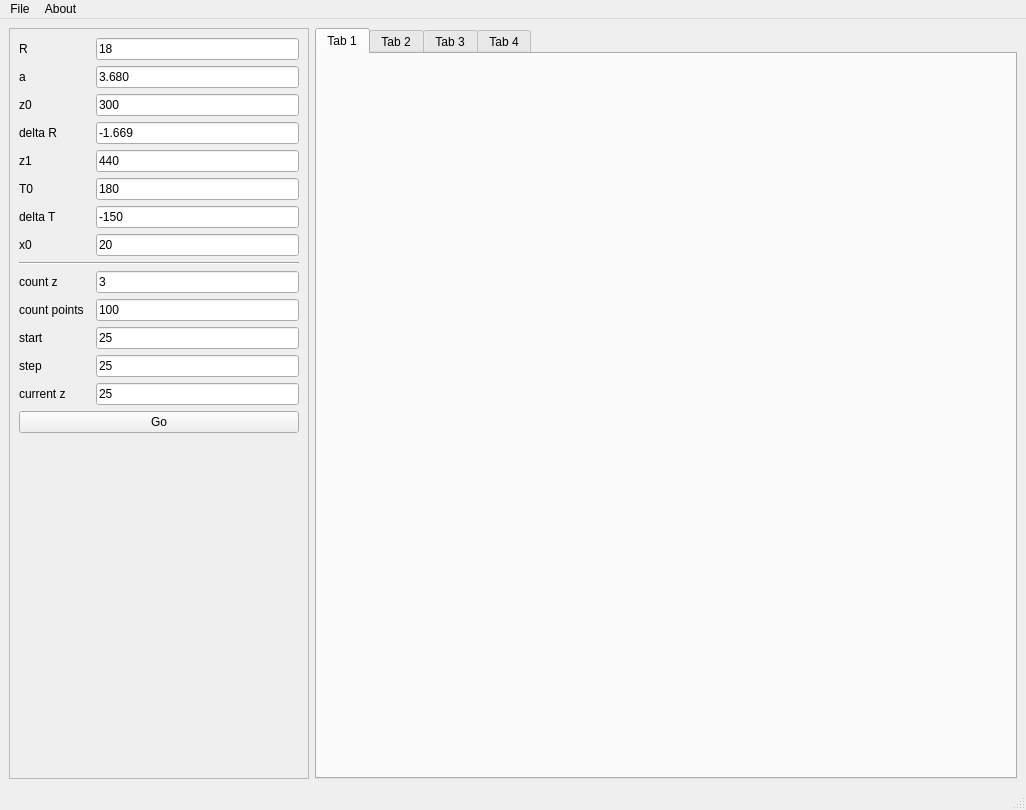
lflorrie/Refractograms, file mainwindow.ui: the form before one commit.
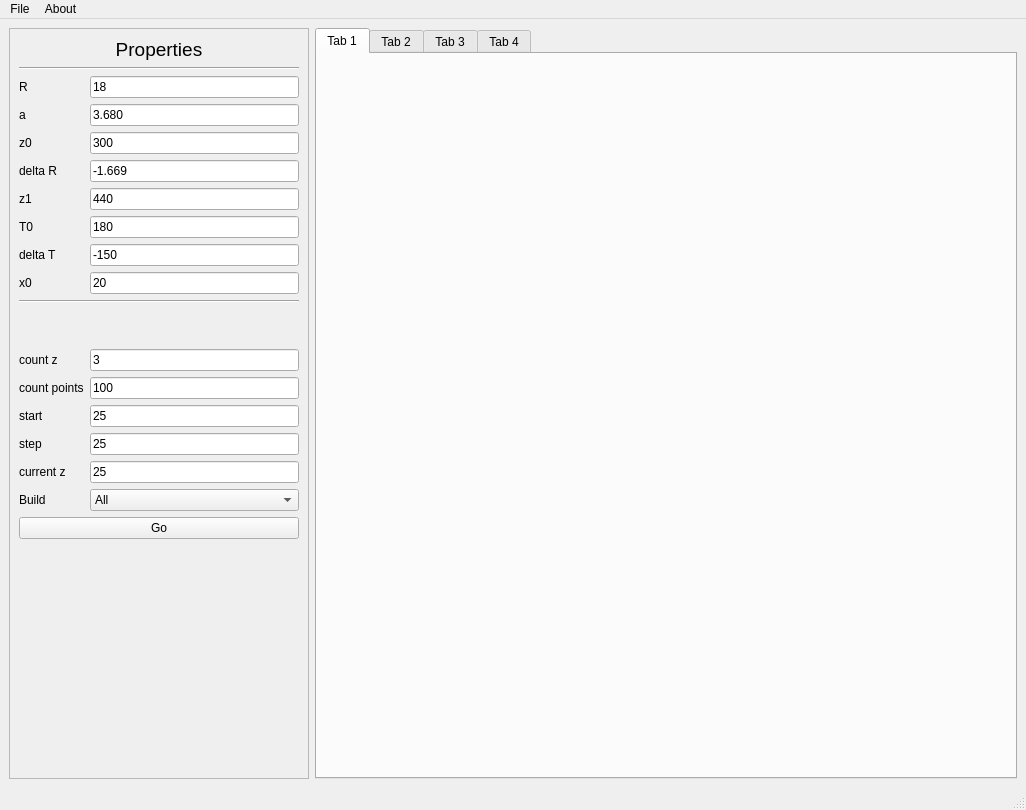
The form after the commit.

Patch:
```diff
--- a/mainwindow.ui
+++ b/mainwindow.ui
@@ -67,212 +67,263 @@
         </rect>
        </property>
        <layout class="QGridLayout" name="gridLayout_2">
-        <item row="8" column="0" colspan="3">
-         <widget class="Line" name="line">
-          <property name="orientation">
-           <enum>Qt::Orientation::Horizontal</enum>
-          </property>
-         </widget>
-        </item>
-        <item row="4" column="2">
+        <item row="6" column="1">
          <widget class="QLineEdit" name="lineEdit_5">
           <property name="text">
            <string>440</string>
           </property>
          </widget>
         </item>
-        <item row="3" column="2">
-         <widget class="QLineEdit" name="lineEdit_4">
+        <item row="5" column="0">
+         <widget class="QLabel" name="label_4">
           <property name="text">
-           <string>-1.669</string>
+           <string>delta R</string>
           </property>
          </widget>
         </item>
-        <item row="9" column="0">
-         <widget class="QLabel" name="label_9">
+        <item row="4" column="0">
+         <widget class="QLabel" name="label_3">
           <property name="text">
-           <string>count z</string>
+           <string>z0</string>
           </property>
          </widget>
         </item>
-        <item row="11" column="0">
+        <item row="11" column="0" colspan="2">
+         <widget class="Line" name="line">
+          <property name="orientation">
+           <enum>Qt::Orientation::Horizontal</enum>
+          </property>
+         </widget>
+        </item>
+        <item row="8" column="0">
+         <widget class="QLabel" name="label_7">
+          <property name="text">
+           <string>delta T</string>
+          </property>
+         </widget>
+        </item>
+        <item row="9" column="1">
+         <widget class="QLineEdit" name="lineEdit_8">
+          <property name="text">
+           <string>20</string>
+          </property>
+         </widget>
+        </item>
+        <item row="3" column="1">
+         <widget class="QLineEdit" name="lineEdit_2">
+          <property name="text">
+           <string>3.680</string>
+          </property>
+         </widget>
+        </item>
+        <item row="19" column="0" colspan="2">
+         <widget class="QPushButton" name="pushButton">
+          <property name="text">
+           <string>Go</string>
+          </property>
+         </widget>
+        </item>
+        <item row="6" column="0">
+         <widget class="QLabel" name="label_5">
+          <property name="text">
+           <string>z1</string>
+          </property>
+         </widget>
+        </item>
+        <item row="12" column="0">
+         <spacer name="verticalSpacer_2">
+          <property name="orientation">
+           <enum>Qt::Orientation::Vertical</enum>
+          </property>
+          <property name="sizeType">
+           <enum>QSizePolicy::Policy::Preferred</enum>
+          </property>
+          <property name="sizeHint" stdset="0">
+           <size>
+            <width>20</width>
+            <height>40</height>
+           </size>
+          </property>
+         </spacer>
+        </item>
+        <item row="15" column="0">
          <widget class="QLabel" name="label_11">
           <property name="text">
            <string>start</string>
           </property>
          </widget>
         </item>
-        <item row="15" column="0">
-         <spacer name="verticalSpacer">
-          <property name="orientation">
-           <enum>Qt::Orientation::Vertical</enum>
-          </property>
-          <property name="sizeHint" stdset="0">
-           <size>
-            <width>20</width>
-            <height>40</height>
-           </size>
-          </property>
-         </spacer>
-        </item>
-        <item row="10" column="0">
-         <widget class="QLabel" name="label_10">
+        <item row="5" column="1">
+         <widget class="QLineEdit" name="lineEdit_4">
           <property name="text">
-           <string>count points</string>
+           <string>-1.669</string>
           </property>
          </widget>
         </item>
         <item row="3" column="0">
-         <widget class="QLabel" name="label_4">
-          <property name="text">
-           <string>delta R</string>
-          </property>
-         </widget>
-        </item>
-        <item row="1" column="0">
          <widget class="QLabel" name="label">
           <property name="text">
            <string>a</string>
           </property>
          </widget>
         </item>
-        <item row="0" column="2">
+        <item row="16" column="0">
+         <widget class="QLabel" name="label_12">
+          <property name="text">
+           <string>step</string>
+          </property>
+         </widget>
+        </item>
+        <item row="17" column="0">
+         <widget class="QLabel" name="label_13">
+          <property name="text">
+           <string>current z</string>
+          </property>
+         </widget>
+        </item>
+        <item row="16" column="1">
+         <widget class="QLineEdit" name="li_step">
+          <property name="text">
+           <string>25</string>
+          </property>
+         </widget>
+        </item>
+        <item row="9" column="0">
+         <widget class="QLabel" name="label_8">
+          <property name="text">
+           <string>x0</string>
+          </property>
+         </widget>
+        </item>
+        <item row="15" column="1">
+         <widget class="QLineEdit" name="li_start">
+          <property name="text">
+           <string>25</string>
+          </property>
+         </widget>
+        </item>
+        <item row="2" column="1">
          <widget class="QLineEdit" name="lineEdit">
           <property name="text">
            <string>18</string>
           </property>
          </widget>
         </item>
-        <item row="11" column="2">
-         <widget class="QLineEdit" name="li_start">
+        <item row="13" column="1">
+         <widget class="QLineEdit" name="li_count_z">
+          <property name="text">
+           <string>3</string>
+          </property>
+         </widget>
+        </item>
+        <item row="17" column="1">
+         <widget class="QLineEdit" name="li_current_z">
           <property name="text">
            <string>25</string>
           </property>
          </widget>
         </item>
-        <item row="5" column="2">
+        <item row="18" column="0">
+         <widget class="QLabel" name="label_14">
+          <property name="text">
+           <string>Build</string>
+          </property>
+         </widget>
+        </item>
+        <item row="7" column="1">
          <widget class="QLineEdit" name="lineEdit_6">
           <property name="text">
            <string>180</string>
           </property>
          </widget>
         </item>
-        <item row="14" column="0" colspan="3">
-         <widget class="QPushButton" name="pushButton">
+        <item row="2" column="0">
+         <widget class="QLabel" name="label_2">
           <property name="text">
-           <string>Go</string>
+           <string>R</string>
           </property>
          </widget>
         </item>
-        <item row="2" column="2">
+        <item row="4" column="1">
          <widget class="QLineEdit" name="lineEdit_3">
           <property name="text">
            <string>300</string>
           </property>
          </widget>
         </item>
-        <item row="7" column="0">
-         <widget class="QLabel" name="label_8">
-          <property name="text">
-           <string>x0</string>
+        <item row="20" column="0">
+         <spacer name="verticalSpacer">
+          <property name="orientation">
+           <enum>Qt::Orientation::Vertical</enum>
           </property>
-         </widget>
+          <property name="sizeHint" stdset="0">
+           <size>
+            <width>20</width>
+            <height>40</height>
+           </size>
+          </property>
+         </spacer>
         </item>
-        <item row="1" column="2">
-         <widget class="QLineEdit" name="lineEdit_2">
+        <item row="0" column="0" colspan="2">
+         <widget class="QLabel" name="label_15">
           <property name="text">
-           <string>3.680</string>
+           <string>&lt;html&gt;&lt;head/&gt;&lt;body&gt;&lt;p align=&quot;center&quot;&gt;&lt;span style=&quot; font-size:14pt;&quot;&gt;Properties&lt;/span&gt;&lt;/p&gt;&lt;/body&gt;&lt;/html&gt;</string>
           </property>
          </widget>
         </item>
-        <item row="7" column="2">
-         <widget class="QLineEdit" name="lineEdit_8">
+        <item row="13" column="0">
+         <widget class="QLabel" name="label_9">
           <property name="text">
-           <string>20</string>
+           <string>count z</string>
           </property>
          </widget>
         </item>
-        <item row="12" column="2">
-         <widget class="QLineEdit" name="li_step">
+        <item row="14" column="0">
+         <widget class="QLabel" name="label_10">
           <property name="text">
-           <string>25</string>
+           <string>count points</string>
           </property>
          </widget>
         </item>
-        <item row="10" column="2">
+        <item row="14" column="1">
          <widget class="QLineEdit" name="li_count_points">
           <property name="text">
            <string>100</string>
           </property>
          </widget>
         </item>
-        <item row="5" column="0">
+        <item row="18" column="1">
+         <widget class="QComboBox" name="comboBox">
+          <item>
+           <property name="text">
+            <string>All</string>
+           </property>
+          </item>
+          <item>
+           <property name="text">
+            <string>3.1</string>
+           </property>
+          </item>
+         </widget>
+        </item>
+        <item row="7" column="0">
          <widget class="QLabel" name="label_6">
           <property name="text">
            <string>T0</string>
           </property>
          </widget>
         </item>
-        <item row="6" column="0">
-         <widget class="QLabel" name="label_7">
-          <property name="text">
-           <string>delta T</string>
-          </property>
-         </widget>
-        </item>
-        <item row="9" column="2">
-         <widget class="QLineEdit" name="li_count_z">
-          <property name="text">
-           <string>3</string>
-          </property>
-         </widget>
-        </item>
-        <item row="0" column="0">
-         <widget class="QLabel" name="label_2">
-          <property name="text">
-           <string>R</string>
-          </property>
-         </widget>
-        </item>
-        <item row="2" column="0">
-         <widget class="QLabel" name="label_3">
-          <property name="text">
-           <string>z0</string>
-          </property>
-         </widget>
-        </item>
-        <item row="4" column="0">
-         <widget class="QLabel" name="label_5">
-          <property name="text">
-           <string>z1</string>
-          </property>
-         </widget>
-        </item>
-        <item row="6" column="2">
+        <item row="8" column="1">
          <widget class="QLineEdit" name="lineEdit_7">
           <property name="text">
            <string>-150</string>
           </property>
          </widget>
         </item>
-        <item row="12" column="0">
-         <widget class="QLabel" name="label_12">
-          <property name="text">
-           <string>step</string>
-          </property>
-         </widget>
-        </item>
-        <item row="13" column="0">
-         <widget class="QLabel" name="label_13">
-          <property name="text">
-           <string>current z</string>
-          </property>
-         </widget>
-        </item>
-        <item row="13" column="2">
-         <widget class="QLineEdit" name="li_current_z">
-          <property name="text">
-           <string>25</string>
+        <item row="1" column="0" colspan="2">
+         <widget class="Line" name="line_2">
+          <property name="orientation">
+           <enum>Qt::Orientation::Horizontal</enum>
           </property>
          </widget>
         </item>
```
Left out of the diff: 6 changed lines with no effect on the pictures.
